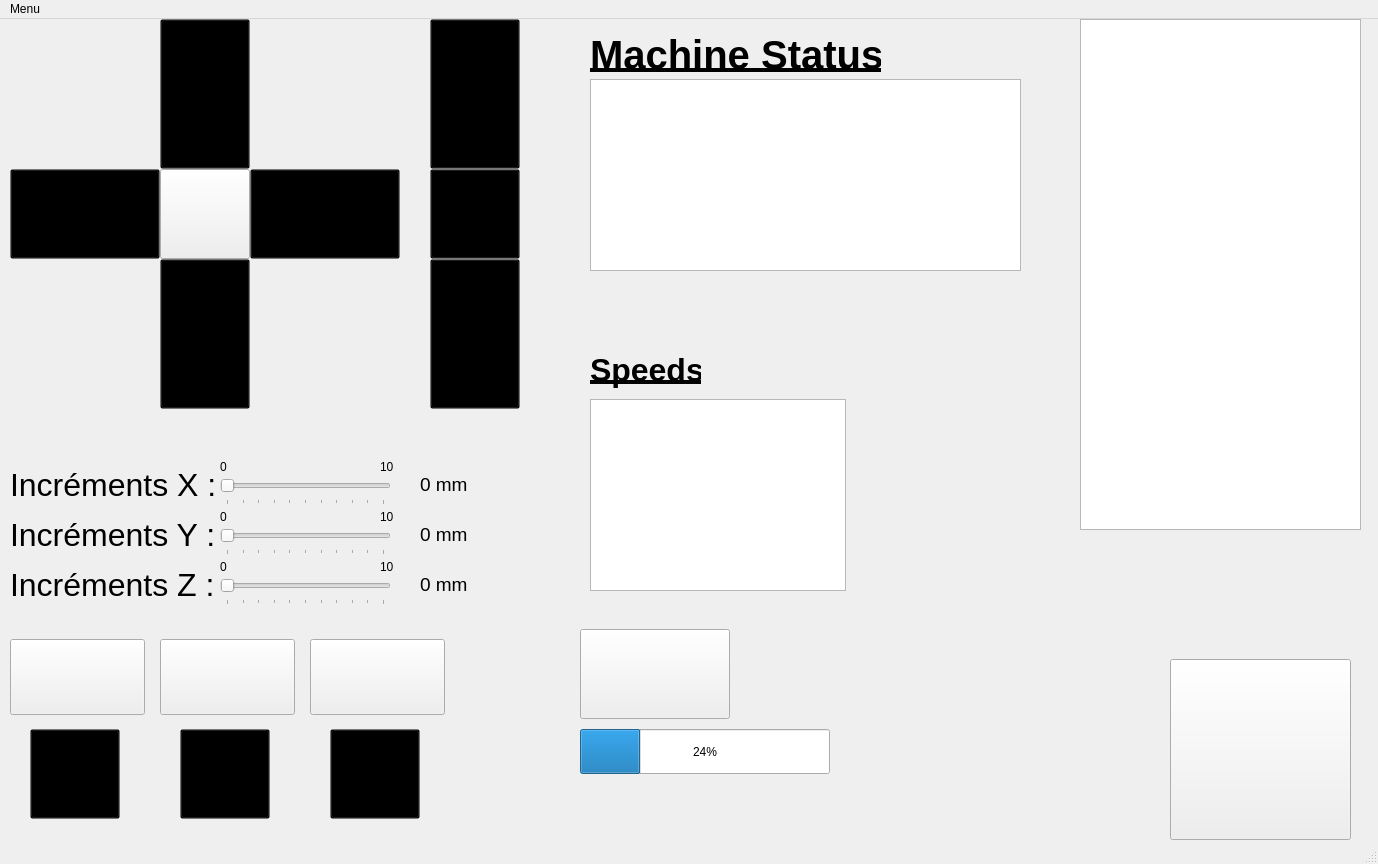
Before: the Qt Designer form GUI/GUI_PCBUS/form.ui in 7antoine7/PCBUS, drawn with Qt 5.
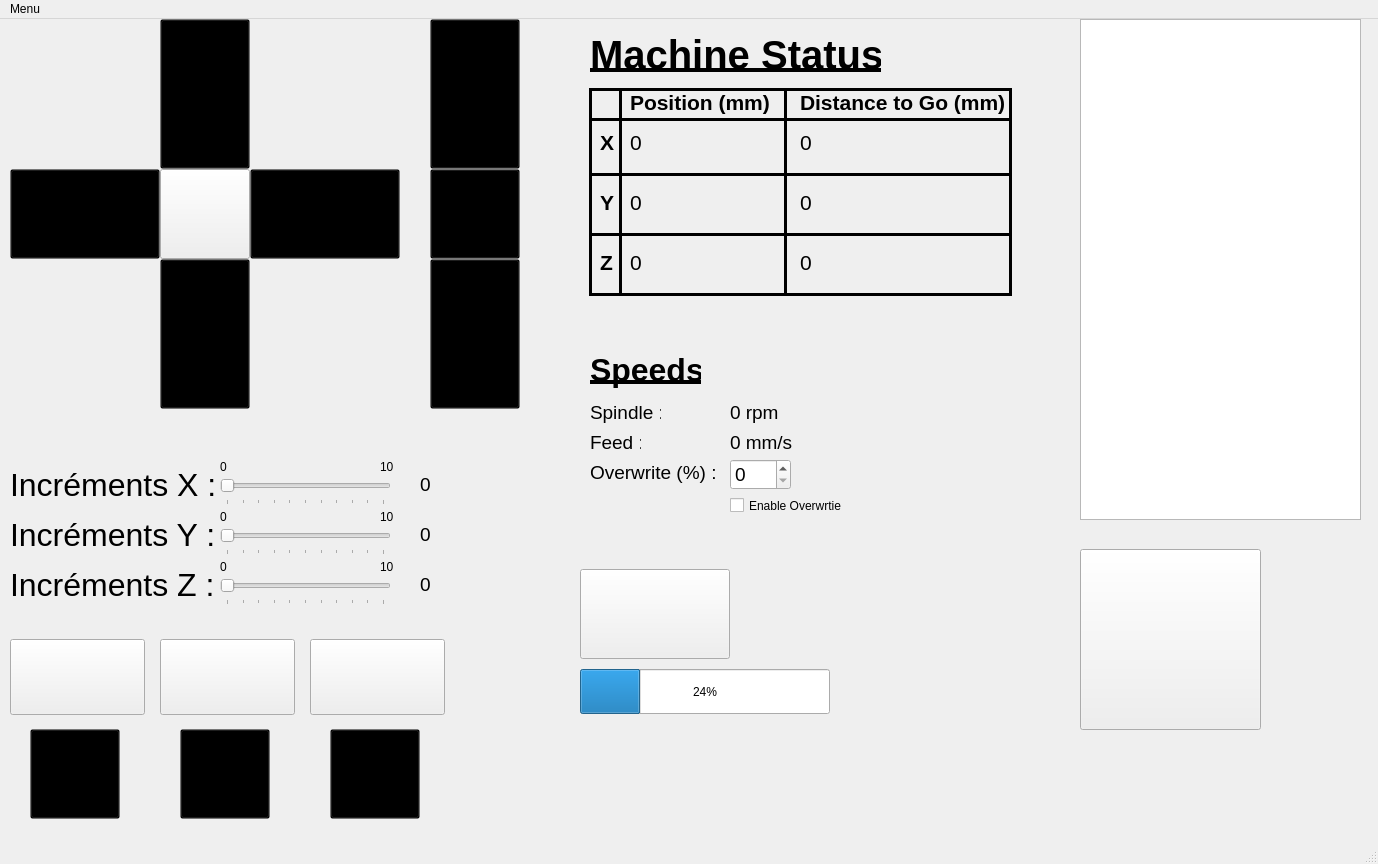
After: the same form once the commit is applied. Icons and pictures are not drawn.

Patch:
```diff
--- a/GUI/GUI_PCBUS/form.ui
+++ b/GUI/GUI_PCBUS/form.ui
@@ -325,7 +325,7 @@
     <property name="geometry">
      <rect>
       <x>580</x>
-      <y>710</y>
+      <y>650</y>
       <width>250</width>
       <height>45</height>
      </rect>
@@ -354,16 +354,6 @@
      <string>Machine Status</string>
     </property>
    </widget>
-   <widget class="QTableView" name="table_speeds">
-    <property name="geometry">
-     <rect>
-      <x>590</x>
-      <y>380</y>
-      <width>256</width>
-      <height>192</height>
-     </rect>
-    </property>
-   </widget>
    <widget class="QLabel" name="Speeds">
     <property name="geometry">
      <rect>
@@ -388,7 +378,7 @@
     <property name="geometry">
      <rect>
       <x>580</x>
-      <y>610</y>
+      <y>550</y>
       <width>150</width>
       <height>90</height>
      </rect>
@@ -403,8 +393,8 @@
    <widget class="QPushButton" name="e_Stop">
     <property name="geometry">
      <rect>
-      <x>1170</x>
-      <y>640</y>
+      <x>1080</x>
+      <y>530</y>
       <width>181</width>
       <height>181</height>
      </rect>
@@ -422,7 +412,7 @@
       <x>1080</x>
       <y>0</y>
       <width>281</width>
-      <height>511</height>
+      <height>501</height>
      </rect>
     </property>
    </widget>
@@ -524,7 +514,7 @@
      </font>
     </property>
     <property name="text">
-     <string>0 mm</string>
+     <string>0</string>
     </property>
    </widget>
    <widget class="QLabel" name="valueIncY">
@@ -542,7 +532,7 @@
      </font>
     </property>
     <property name="text">
-     <string>0 mm</string>
+     <string>0 </string>
     </property>
    </widget>
    <widget class="QLabel" name="valueIncZ">
@@ -560,7 +550,7 @@
      </font>
     </property>
     <property name="text">
-     <string>0 mm</string>
+     <string>0 </string>
     </property>
    </widget>
    <widget class="QLabel" name="label_6">
@@ -615,14 +605,524 @@
      <string>0</string>
     </property>
    </widget>
-   <widget class="QTableWidget" name="tableStatus">
+   <widget class="QLabel" name="label_3">
     <property name="geometry">
      <rect>
       <x>590</x>
+      <y>380</y>
+      <width>71</width>
+      <height>27</height>
+     </rect>
+    </property>
+    <property name="font">
+     <font>
+      <pointsize>14</pointsize>
+     </font>
+    </property>
+    <property name="text">
+     <string>Spindle : </string>
+    </property>
+   </widget>
+   <widget class="QLabel" name="label_4">
+    <property name="geometry">
+     <rect>
+      <x>590</x>
+      <y>410</y>
+      <width>51</width>
+      <height>27</height>
+     </rect>
+    </property>
+    <property name="font">
+     <font>
+      <pointsize>14</pointsize>
+     </font>
+    </property>
+    <property name="text">
+     <string>Feed : </string>
+    </property>
+   </widget>
+   <widget class="QLabel" name="label_5">
+    <property name="geometry">
+     <rect>
+      <x>590</x>
+      <y>440</y>
+      <width>131</width>
+      <height>27</height>
+     </rect>
+    </property>
+    <property name="font">
+     <font>
+      <pointsize>14</pointsize>
+     </font>
+    </property>
+    <property name="text">
+     <string>Overwrite (%) :</string>
+    </property>
+   </widget>
+   <widget class="QSpinBox" name="overwriteSpeeds">
+    <property name="geometry">
+     <rect>
+      <x>730</x>
+      <y>440</y>
+      <width>61</width>
+      <height>31</height>
+     </rect>
+    </property>
+    <property name="font">
+     <font>
+      <pointsize>14</pointsize>
+     </font>
+    </property>
+    <property name="singleStep">
+     <number>5</number>
+    </property>
+   </widget>
+   <widget class="QLabel" name="feedSpeed">
+    <property name="geometry">
+     <rect>
+      <x>730</x>
+      <y>410</y>
+      <width>82</width>
+      <height>27</height>
+     </rect>
+    </property>
+    <property name="font">
+     <font>
+      <pointsize>14</pointsize>
+     </font>
+    </property>
+    <property name="text">
+     <string>0 mm/s</string>
+    </property>
+   </widget>
+   <widget class="QLabel" name="spindleSpeed">
+    <property name="geometry">
+     <rect>
+      <x>730</x>
+      <y>380</y>
+      <width>82</width>
+      <height>27</height>
+     </rect>
+    </property>
+    <property name="font">
+     <font>
+      <pointsize>14</pointsize>
+     </font>
+    </property>
+    <property name="text">
+     <string>0 rpm</string>
+    </property>
+   </widget>
+   <widget class="QCheckBox" name="checkBox">
+    <property name="geometry">
+     <rect>
+      <x>730</x>
+      <y>470</y>
+      <width>121</width>
+      <height>33</height>
+     </rect>
+    </property>
+    <property name="text">
+     <string>Enable Overwrtie</string>
+    </property>
+   </widget>
+   <widget class="QLabel" name="label_12">
+    <property name="geometry">
+     <rect>
+      <x>630</x>
+      <y>70</y>
+      <width>140</width>
+      <height>27</height>
+     </rect>
+    </property>
+    <property name="font">
+     <font>
+      <pointsize>16</pointsize>
+      <bold>true</bold>
+     </font>
+    </property>
+    <property name="text">
+     <string>Position (mm)</string>
+    </property>
+   </widget>
+   <widget class="QLabel" name="label_13">
+    <property name="geometry">
+     <rect>
+      <x>800</x>
+      <y>70</y>
+      <width>211</width>
+      <height>27</height>
+     </rect>
+    </property>
+    <property name="font">
+     <font>
+      <pointsize>16</pointsize>
+      <bold>true</bold>
+     </font>
+    </property>
+    <property name="text">
+     <string>Distance to Go (mm)</string>
+    </property>
+   </widget>
+   <widget class="QLabel" name="label_14">
+    <property name="geometry">
+     <rect>
+      <x>600</x>
+      <y>110</y>
+      <width>21</width>
+      <height>27</height>
+     </rect>
+    </property>
+    <property name="font">
+     <font>
+      <pointsize>16</pointsize>
+      <bold>true</bold>
+     </font>
+    </property>
+    <property name="text">
+     <string>X</string>
+    </property>
+   </widget>
+   <widget class="QLabel" name="label_15">
+    <property name="geometry">
+     <rect>
+      <x>600</x>
+      <y>170</y>
+      <width>21</width>
+      <height>27</height>
+     </rect>
+    </property>
+    <property name="font">
+     <font>
+      <pointsize>16</pointsize>
+      <bold>true</bold>
+     </font>
+    </property>
+    <property name="text">
+     <string>Y</string>
+    </property>
+   </widget>
+   <widget class="QLabel" name="label_16">
+    <property name="geometry">
+     <rect>
+      <x>600</x>
+      <y>230</y>
+      <width>21</width>
+      <height>27</height>
+     </rect>
+    </property>
+    <property name="font">
+     <font>
+      <pointsize>16</pointsize>
+      <bold>true</bold>
+     </font>
+    </property>
+    <property name="text">
+     <string>Z</string>
+    </property>
+   </widget>
+   <widget class="Line" name="line">
+    <property name="geometry">
+     <rect>
+      <x>590</x>
+      <y>90</y>
+      <width>420</width>
+      <height>21</height>
+     </rect>
+    </property>
+    <property name="font">
+     <font>
+      <bold>false</bold>
+     </font>
+    </property>
+    <property name="frameShadow">
+     <enum>QFrame::Plain</enum>
+    </property>
+    <property name="lineWidth">
+     <number>3</number>
+    </property>
+    <property name="orientation">
+     <enum>Qt::Horizontal</enum>
+    </property>
+   </widget>
+   <widget class="Line" name="line_2">
+    <property name="geometry">
+     <rect>
+      <x>590</x>
+      <y>145</y>
+      <width>420</width>
+      <height>20</height>
+     </rect>
+    </property>
+    <property name="font">
+     <font>
+      <bold>false</bold>
+     </font>
+    </property>
+    <property name="frameShadow">
+     <enum>QFrame::Plain</enum>
+    </property>
+    <property name="lineWidth">
+     <number>3</number>
+    </property>
+    <property name="orientation">
+     <enum>Qt::Horizontal</enum>
+    </property>
+   </widget>
+   <widget class="Line" name="line_3">
+    <property name="geometry">
+     <rect>
+      <x>590</x>
+      <y>205</y>
+      <width>420</width>
+      <height>20</height>
+     </rect>
+    </property>
+    <property name="font">
+     <font>
+      <bold>false</bold>
+     </font>
+    </property>
+    <property name="frameShadow">
+     <enum>QFrame::Plain</enum>
+    </property>
+    <property name="lineWidth">
+     <number>3</number>
+    </property>
+    <property name="orientation">
+     <enum>Qt::Horizontal</enum>
+    </property>
+   </widget>
+   <widget class="Line" name="line_4">
+    <property name="geometry">
+     <rect>
+      <x>610</x>
+      <y>70</y>
+      <width>20</width>
+      <height>205</height>
+     </rect>
+    </property>
+    <property name="frameShadow">
+     <enum>QFrame::Plain</enum>
+    </property>
+    <property name="lineWidth">
+     <number>3</number>
+    </property>
+    <property name="orientation">
+     <enum>Qt::Vertical</enum>
+    </property>
+   </widget>
+   <widget class="Line" name="line_5">
+    <property name="geometry">
+     <rect>
+      <x>775</x>
+      <y>70</y>
+      <width>20</width>
+      <height>205</height>
+     </rect>
+    </property>
+    <property name="frameShadow">
+     <enum>QFrame::Plain</enum>
+    </property>
+    <property name="lineWidth">
+     <number>3</number>
+    </property>
+    <property name="orientation">
+     <enum>Qt::Vertical</enum>
+    </property>
+   </widget>
+   <widget class="Line" name="line_6">
+    <property name="geometry">
+     <rect>
+      <x>1000</x>
+      <y>70</y>
+      <width>20</width>
+      <height>205</height>
+     </rect>
+    </property>
+    <property name="frameShadow">
+     <enum>QFrame::Plain</enum>
+    </property>
+    <property name="lineWidth">
+     <number>3</number>
+    </property>
+    <property name="orientation">
+     <enum>Qt::Vertical</enum>
+    </property>
+   </widget>
+   <widget class="Line" name="line_7">
+    <property name="geometry">
+     <rect>
+      <x>580</x>
+      <y>70</y>
+      <width>20</width>
+      <height>205</height>
+     </rect>
+    </property>
+    <property name="frameShadow">
+     <enum>QFrame::Plain</enum>
+    </property>
+    <property name="lineWidth">
+     <number>3</number>
+    </property>
+    <property name="orientation">
+     <enum>Qt::Vertical</enum>
+    </property>
+   </widget>
+   <widget class="Line" name="line_8">
+    <property name="geometry">
+     <rect>
+      <x>589</x>
+      <y>265</y>
+      <width>423</width>
+      <height>20</height>
+     </rect>
+    </property>
+    <property name="font">
+     <font>
+      <bold>false</bold>
+     </font>
+    </property>
+    <property name="frameShadow">
+     <enum>QFrame::Plain</enum>
+    </property>
+    <property name="lineWidth">
+     <number>3</number>
+    </property>
+    <property name="orientation">
+     <enum>Qt::Horizontal</enum>
+    </property>
+   </widget>
+   <widget class="Line" name="line_9">
+    <property name="geometry">
+     <rect>
+      <x>589</x>
       <y>60</y>
-      <width>431</width>
-      <height>192</height>
+      <width>423</width>
+      <height>20</height>
      </rect>
+    </property>
+    <property name="font">
+     <font>
+      <bold>false</bold>
+     </font>
+    </property>
+    <property name="frameShadow">
+     <enum>QFrame::Plain</enum>
+    </property>
+    <property name="lineWidth">
+     <number>3</number>
+    </property>
+    <property name="orientation">
+     <enum>Qt::Horizontal</enum>
+    </property>
+   </widget>
+   <widget class="QLabel" name="posX">
+    <property name="geometry">
+     <rect>
+      <x>630</x>
+      <y>110</y>
+      <width>21</width>
+      <height>27</height>
+     </rect>
+    </property>
+    <property name="font">
+     <font>
+      <pointsize>16</pointsize>
+     </font>
+    </property>
+    <property name="text">
+     <string>0</string>
+    </property>
+   </widget>
+   <widget class="QLabel" name="posY">
+    <property name="geometry">
+     <rect>
+      <x>630</x>
+      <y>170</y>
+      <width>21</width>
+      <height>27</height>
+     </rect>
+    </property>
+    <property name="font">
+     <font>
+      <pointsize>16</pointsize>
+     </font>
+    </property>
+    <property name="text">
+     <string>0</string>
+    </property>
+   </widget>
+   <widget class="QLabel" name="posZ">
+    <property name="geometry">
+     <rect>
+      <x>630</x>
+      <y>230</y>
+      <width>21</width>
+      <height>27</height>
+     </rect>
+    </property>
+    <property name="font">
+     <font>
+      <pointsize>16</pointsize>
+     </font>
+    </property>
+    <property name="text">
+     <string>0</string>
+    </property>
+   </widget>
+   <widget class="QLabel" name="dtgX">
+    <property name="geometry">
+     <rect>
+      <x>800</x>
+      <y>110</y>
+      <width>21</width>
+      <height>27</height>
+     </rect>
+    </property>
+    <property name="font">
+     <font>
+      <pointsize>16</pointsize>
+     </font>
+    </property>
+    <property name="text">
+     <string>0</string>
+    </property>
+   </widget>
+   <widget class="QLabel" name="dtgZ">
+    <property name="geometry">
+     <rect>
+      <x>800</x>
+      <y>230</y>
+      <width>21</width>
+      <height>27</height>
+     </rect>
+    </property>
+    <property name="font">
+     <font>
+      <pointsize>16</pointsize>
+     </font>
+    </property>
+    <property name="text">
+     <string>0</string>
+    </property>
+   </widget>
+   <widget class="QLabel" name="dtgY">
+    <property name="geometry">
+     <rect>
+      <x>800</x>
+      <y>170</y>
+      <width>21</width>
+      <height>27</height>
+     </rect>
+    </property>
+    <property name="font">
+     <font>
+      <pointsize>16</pointsize>
+     </font>
+    </property>
+    <property name="text">
+     <string>0</string>
     </property>
    </widget>
   </widget>
```
